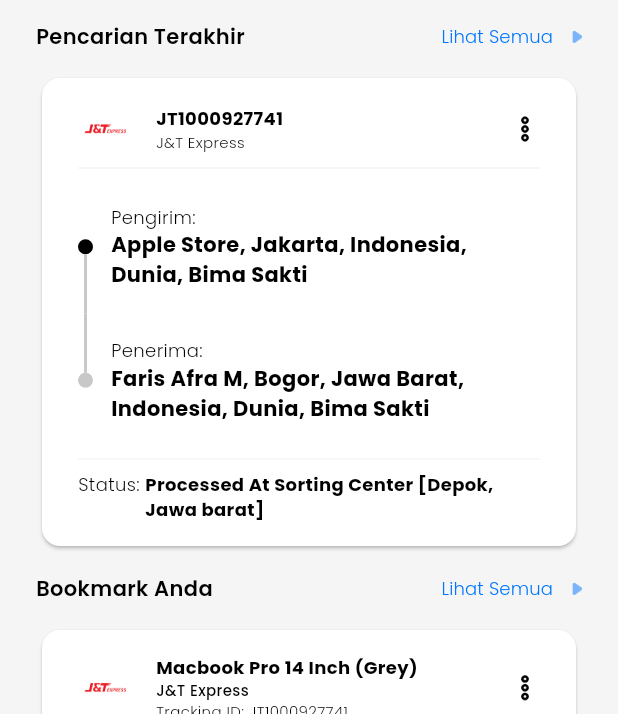
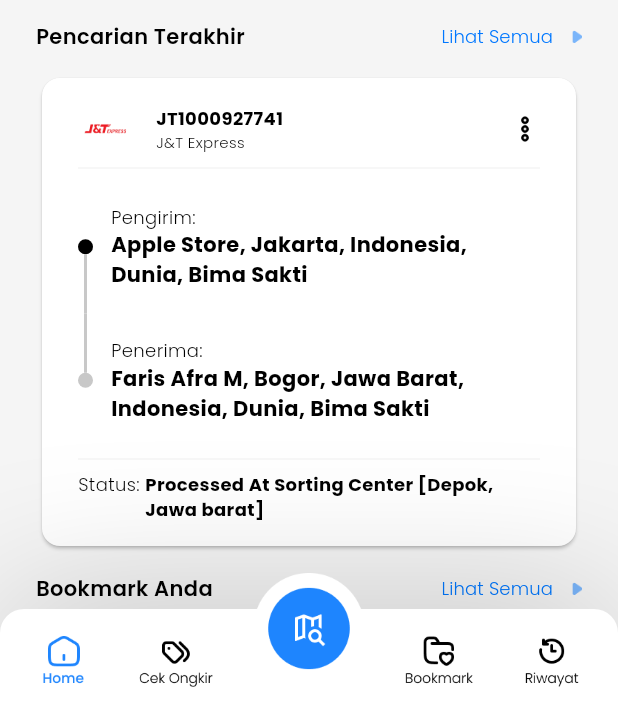
Before and after one commit to FarisAfra/Paket_Tracker, a Flutter app: the Homepage widget shown alone on an empty page, opened directly, on a phone screen of 412 x 824 dp, the part 522-1236 px from its top. Run offline on Flutter 3.47's test engine with Material 3 defaults, Android fonts, the phone set to English and light mode, and no system bars; drawn by our look-alikes of timeline_tile; our stand-ins replace google_fonts.

Commit message:
Update: Add Navbar

```diff
--- a/lib/screens/homepage.dart
+++ b/lib/screens/homepage.dart
@@ -1,6 +1,7 @@
 import 'package:flutter/material.dart';
 import 'package:paket_tracker_app/screens/widgets/buttons/icon_button.dart';
 import 'package:paket_tracker_app/screens/widgets/buttons/icon_text_button.dart';
+import 'package:paket_tracker_app/screens/widgets/buttons/nav_button.dart';
 import 'package:paket_tracker_app/screens/widgets/colors.dart';
 import 'package:paket_tracker_app/screens/widgets/fonts.dart';
 import 'package:paket_tracker_app/screens/widgets/icons.dart';
@@ -18,6 +19,94 @@
 }
 
 class _HomepageState extends State<Homepage> {
+  int _currentIndex = 0;
+
+  Widget _getCurrentWidget() {
+    switch (_currentIndex) {
+      case 0:
+        return KontenHomepage();
+      case 1:
+        return LacakPaket();
+      default:
+        return KontenHomepage();
+    }
+  }
+
+  @override
+  Widget build(BuildContext context) {
+    return Stack(
+      children: [
+        //konten
+        _getCurrentWidget(),
+
+        //navbar
+        Align(
+            alignment: Alignment.bottomCenter,
+            child: Container(
+              height: 70,
+              decoration: BoxDecoration(
+                color: Colors.white,
+                boxShadow: [
+                  BoxShadow(
+                    color: Colors.black.withOpacity(0.25),
+                    blurRadius: 90,
+                    spreadRadius: 0,
+                    offset: const Offset(0, 4),
+                  ),
+                ],
+                borderRadius: BorderRadius.only(
+                  topLeft: Radius.circular(16),
+                  topRight: Radius.circular(16),
+                ),
+              ),
+              child: Row(
+                mainAxisAlignment: MainAxisAlignment.spaceEvenly,
+                children: [
+                  CustomNavButton(
+                      icons: _currentIndex == 0
+                      ? AppIcons.IcNavHomeBlue
+                      : AppIcons.IcNavHomeBlack,
+                      handler: () {}),
+                  CustomNavButton(
+                      icons: _currentIndex == 1
+                      ? AppIcons.IcNavOngkirBlue
+                      : AppIcons.IcNavOngkirBlack,
+                      handler: () {}),
+                  Container(width: 75),
+                  CustomNavButton(
+                      icons: _currentIndex == 4
+                      ? AppIcons.IcNavBookmarkBlue
+                      : AppIcons.IcNavBookmarkBlack,
+                      handler: () {}),
+                  CustomNavButton(
+                      icons: _currentIndex == 5
+                      ? AppIcons.IcNavHistoryBlue
+                      : AppIcons.IcNavHistoryBlack,
+                      handler: () {}),
+                ],
+              ),
+            )),
+            Align(
+              alignment: Alignment.bottomCenter,
+              child: Padding(padding: EdgeInsets.only(bottom: 12),
+              child: CustomNavButton(
+                      icons: AppIcons.IcNavTrackBtn,
+                      height: 90,
+                      handler: () {}),)
+            )
+      ],
+    );
+  }
+}
+
+class KontenHomepage extends StatefulWidget {
+  const KontenHomepage({super.key});
+
+  @override
+  State<KontenHomepage> createState() => _KontenHomepageState();
+}
+
+class _KontenHomepageState extends State<KontenHomepage> {
   @override
   Widget build(BuildContext context) {
     return Scaffold(
@@ -58,19 +147,17 @@
                 TitleDetail(
                     textTitle: 'Pencarian Terakhir',
                     textDetail: 'Lihat Semua',
-                    handler: () {}
-                ),
+                    handler: () {}),
                 DataRiwayatTerakhir(),
                 TitleDetail(
                     textTitle: 'Bookmark Anda',
                     textDetail: 'Lihat Semua',
-                    handler: () {}
-                ),
+                    handler: () {}),
                 Container(
                   height: 170,
                   child: Expanded(child: DataBookmark()),
                 ),
-
+                SizedBox(height: 64)
               ],
             ),
           )),
@@ -230,7 +317,8 @@
                               style: AppFonts.poppinsLight(fontSize: 12),
                             ),
                             Container(
-                                child: Text('${items[0]["shiper"]}, ${items[0]["origin"]}',
+                              child: Text(
+                                  '${items[0]["shiper"]}, ${items[0]["origin"]}',
                                   maxLines: 2,
                                   overflow: TextOverflow.ellipsis,
                                   style: AppFonts.poppinsBold(fontSize: 14)),
--- /dev/null
+++ b/lib/screens/lacak_paket.dart
@@ -0,0 +1,15 @@
+import 'package:flutter/material.dart';
+
+class LacakPaket extends StatefulWidget {
+  const LacakPaket({super.key});
+
+  @override
+  State<LacakPaket> createState() => _LacakPaketState();
+}
+
+class _LacakPaketState extends State<LacakPaket> {
+  @override
+  Widget build(BuildContext context) {
+    return const Placeholder();
+  }
+}
--- /dev/null
+++ b/lib/screens/widgets/buttons/nav_button.dart
@@ -0,0 +1,25 @@
+import 'package:flutter/material.dart';
+import 'package:paket_tracker_app/screens/widgets/icons.dart';
+
+class CustomNavButton extends StatelessWidget {
+  final String icons;
+  final double height;
+  final VoidCallback handler;
+
+  const CustomNavButton({
+    this.height = 52,
+    required this.icons,
+    required this.handler,
+    super.key
+    });
+
+  @override
+  Widget build(BuildContext context) {
+    return Container(
+      height: height,
+      child: IconButton(
+        onPressed: handler,
+        icon: Image.asset(icons)),
+    );
+  }
+}
--- a/lib/screens/widgets/icons.dart
+++ b/lib/screens/widgets/icons.dart
@@ -29,4 +29,15 @@
   static const String IcPackageSearchGrey = 'assets/icons/ic_package_search_grey.png';
 
   static const String IcLocationTransparent = 'assets/icons/ic_location_transparent.png';
+
+  static const String IcNavHomeBlack = 'assets/icons/ic_nav_home_black.png';
+  static const String IcNavOngkirBlack = 'assets/icons/ic_nav_ongkir_black.png';
+  static const String IcNavBookmarkBlack = 'assets/icons/ic_nav_bookmark_black.png';
+  static const String IcNavHistoryBlack = 'assets/icons/ic_nav_history_black.png';
+  static const String IcNavHomeBlue = 'assets/icons/ic_nav_home_blue.png';
+  static const String IcNavOngkirBlue  = 'assets/icons/ic_nav_ongkir_blue.png';
+  static const String IcNavBookmarkBlue  = 'assets/icons/ic_nav_bookmark_blue.png';
+  static const String IcNavHistoryBlue  = 'assets/icons/ic_nav_history_blue.png';
+  static const String IcNavTrackBtn  = 'assets/icons/ic_nav_track_btn.png';
+
 }
```
Also changed, not shown: assets/icons/ic_nav_bookmark_black.png (added), assets/icons/ic_nav_bookmark_blue.png (added), assets/icons/ic_nav_history_black.png (added), assets/icons/ic_nav_history_blue.png (added), assets/icons/ic_nav_home_black.png (added), assets/icons/ic_nav_home_blue.png (added), assets/icons/ic_nav_ongkir_black.png (added), assets/icons/ic_nav_ongkir_blue.png (added), assets/icons/ic_nav_track_btn.png (added). Lines whose indentation alone changed are shown as unchanged.
